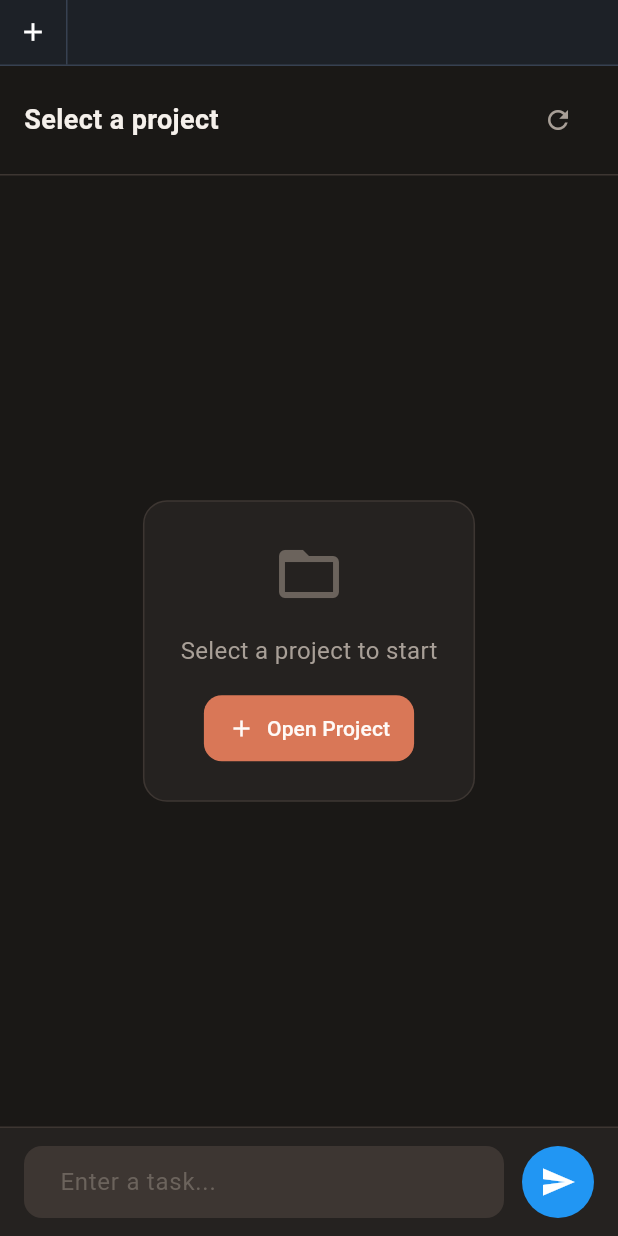
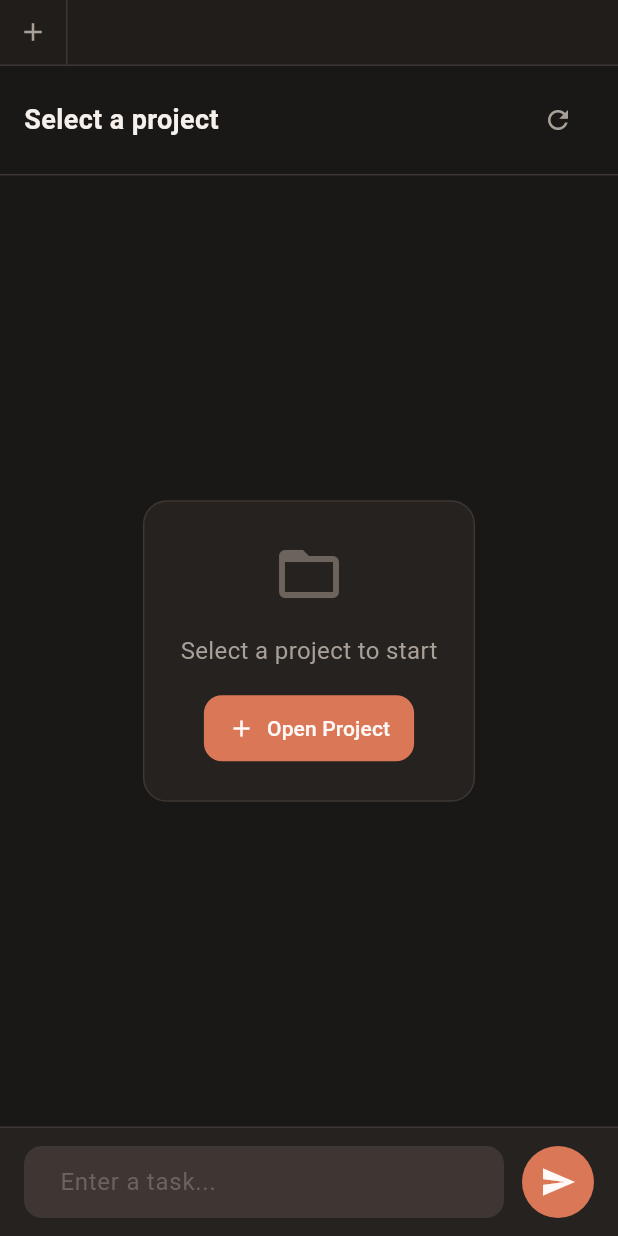
Before and after one commit to jamierpond/claude-remote, a Flutter app: the TaskScreen screen opened by its route, after a tap on the "close" icon, on a phone screen of 412 x 824 dp. Run offline on Flutter 3.47's test engine with Material 3 defaults, Android fonts, the phone set to English and light mode, and no system bars; our stand-ins replace equatable, flutter_riverpod, flutter_secure_storage, go_router, local_auth, shared_preferences; missing offline and left inert: mobile_scanner, pointycastle; accounts and stored records are empty.

Commit message:
make more pretty

```diff
--- a/flutter_client/lib/ui/screens/task_screen.dart
+++ b/flutter_client/lib/ui/screens/task_screen.dart
@@ -480,12 +480,12 @@ class _TaskScreenState extends ConsumerState<TaskScreen> {
         width: 48,
         height: 48,
         decoration: const BoxDecoration(
-          color: Colors.red,
+          color: AppColors.error,
           shape: BoxShape.circle,
         ),
         child: IconButton(
           onPressed: _cancel,
-          icon: const Icon(Icons.stop, color: Colors.white),
+          icon: const Icon(Icons.stop, color: AppColors.textOnPrimary),
         ),
       );
     }
@@ -494,12 +494,12 @@ class _TaskScreenState extends ConsumerState<TaskScreen> {
       width: 48,
       height: 48,
       decoration: const BoxDecoration(
-        color: Colors.blue,
+        color: AppColors.primary,
         shape: BoxShape.circle,
       ),
       child: IconButton(
         onPressed: _sendTask,
-        icon: const Icon(Icons.send, color: Colors.white),
+        icon: const Icon(Icons.send, color: AppColors.textOnPrimary),
       ),
     );
   }
--- a/flutter_client/lib/ui/widgets/project_picker.dart
+++ b/flutter_client/lib/ui/widgets/project_picker.dart
@@ -2,6 +2,8 @@ import 'package:flutter/material.dart';
 import 'package:flutter_riverpod/flutter_riverpod.dart';
 import '../../models/project.dart';
 import '../../providers/project_provider.dart';
+import '../theme/colors.dart';
+import '../theme/spacing.dart';
 
 class ProjectPicker extends ConsumerStatefulWidget {
   final VoidCallback? onClose;
@@ -55,7 +57,7 @@ class _ProjectPickerState extends ConsumerState<ProjectPicker> {
         maxHeight: MediaQuery.of(context).size.height * 0.8,
       ),
       decoration: const BoxDecoration(
-        color: Color(0xFF1F2937),
+        color: AppColors.surface,
         borderRadius: BorderRadius.vertical(top: Radius.circular(20)),
       ),
       child: Column(
@@ -63,18 +65,18 @@ class _ProjectPickerState extends ConsumerState<ProjectPicker> {
         children: [
           // Handle
           Container(
-            margin: const EdgeInsets.only(top: 12),
+            margin: const EdgeInsets.only(top: AppSpacing.md),
             width: 36,
             height: 4,
             decoration: BoxDecoration(
-              color: Colors.grey[600],
+              color: AppColors.textMuted,
               borderRadius: BorderRadius.circular(2),
             ),
           ),
 
           // Header
           Padding(
-            padding: const EdgeInsets.all(16),
+            padding: const EdgeInsets.all(AppSpacing.lg),
             child: Row(
               children: [
                 const Text(
@@ -82,12 +84,13 @@ class _ProjectPickerState extends ConsumerState<ProjectPicker> {
                   style: TextStyle(
                     fontSize: 18,
                     fontWeight: FontWeight.bold,
+                    color: AppColors.textPrimary,
                   ),
                 ),
                 const Spacer(),
                 IconButton(
                   onPressed: widget.onClose,
-                  icon: const Icon(Icons.close),
+                  icon: const Icon(Icons.close, color: AppColors.textSecondary),
                   padding: EdgeInsets.zero,
                   constraints: const BoxConstraints(),
                 ),
@@ -97,48 +100,50 @@ class _ProjectPickerState extends ConsumerState<ProjectPicker> {
 
           // Search
           Padding(
-            padding: const EdgeInsets.symmetric(horizontal: 16),
+            padding: const EdgeInsets.symmetric(horizontal: AppSpacing.lg),
             child: TextField(
               controller: _searchController,
               onChanged: (v) => setState(() => _searchQuery = v),
+              style: const TextStyle(color: AppColors.textPrimary),
               decoration: InputDecoration(
                 hintText: 'Search projects...',
-                prefixIcon: const Icon(Icons.search, size: 20),
+                hintStyle: const TextStyle(color: AppColors.textMuted),
+                prefixIcon: const Icon(Icons.search, size: 20, color: AppColors.textMuted),
                 filled: true,
-                fillColor: const Color(0xFF111827),
+                fillColor: AppColors.background,
                 border: OutlineInputBorder(
-                  borderRadius: BorderRadius.circular(12),
+                  borderRadius: BorderRadius.circular(AppRadius.md),
                   borderSide: BorderSide.none,
                 ),
-                contentPadding: const EdgeInsets.symmetric(horizontal: 16, vertical: 12),
+                contentPadding: const EdgeInsets.symmetric(horizontal: AppSpacing.lg, vertical: AppSpacing.md),
               ),
             ),
           ),
 
-          const SizedBox(height: 8),
+          AppSpacing.gapVerticalSm,
 
           // Project list
           Flexible(
             child: state.isLoading
                 ? const Center(
                     child: Padding(
-                      padding: EdgeInsets.all(32),
+                      padding: EdgeInsets.all(AppSpacing.xxl),
                       child: CircularProgressIndicator(),
                     ),
                   )
                 : state.error != null
                     ? Center(
                         child: Padding(
-                          padding: const EdgeInsets.all(32),
+                          padding: const EdgeInsets.all(AppSpacing.xxl),
                           child: Column(
                             mainAxisSize: MainAxisSize.min,
                             children: [
                               Text(
                                 state.error!,
-                                style: const TextStyle(color: Colors.red),
+                                style: const TextStyle(color: AppColors.error),
                                 textAlign: TextAlign.center,
                               ),
-                              const SizedBox(height: 16),
+                              AppSpacing.gapVerticalLg,
                               TextButton(
                                 onPressed: () => ref.read(projectProvider.notifier).fetchProjects(),
                                 child: const Text('Retry'),
@@ -150,18 +155,18 @@ class _ProjectPickerState extends ConsumerState<ProjectPicker> {
                     : filtered.isEmpty
                         ? Center(
                             child: Padding(
-                              padding: const EdgeInsets.all(32),
+                              padding: const EdgeInsets.all(AppSpacing.xxl),
                               child: Text(
                                 _searchQuery.isNotEmpty
                                     ? 'No matching projects'
                                     : 'No projects found',
-                                style: TextStyle(color: Colors.grey[500]),
+                                style: const TextStyle(color: AppColors.textMuted),
                               ),
                             ),
                           )
                         : ListView.builder(
                             shrinkWrap: true,
-                            padding: const EdgeInsets.symmetric(horizontal: 8, vertical: 8),
+                            padding: const EdgeInsets.symmetric(horizontal: AppSpacing.sm, vertical: AppSpacing.sm),
                             itemCount: filtered.length,
                             itemBuilder: (context, index) {
                               final project = filtered[index];
@@ -181,16 +186,16 @@ class _ProjectPickerState extends ConsumerState<ProjectPicker> {
           // Footer
           Padding(
             padding: EdgeInsets.only(
-              left: 16,
-              right: 16,
-              top: 8,
-              bottom: MediaQuery.of(context).padding.bottom + 16,
+              left: AppSpacing.lg,
+              right: AppSpacing.lg,
+              top: AppSpacing.sm,
+              bottom: MediaQuery.of(context).padding.bottom + AppSpacing.lg,
             ),
-            child: Text(
+            child: const Text(
               'Projects from ~/projects',
               style: TextStyle(
                 fontSize: 12,
-                color: Colors.grey[600],
+                color: AppColors.textMuted,
               ),
             ),
           ),
@@ -217,29 +222,29 @@ class _ProjectTile extends StatelessWidget {
       color: Colors.transparent,
       child: InkWell(
         onTap: onTap,
-        borderRadius: BorderRadius.circular(12),
+        borderRadius: BorderRadius.circular(AppRadius.md),
         child: Container(
-          padding: const EdgeInsets.symmetric(horizontal: 12, vertical: 12),
+          padding: const EdgeInsets.symmetric(horizontal: AppSpacing.md, vertical: AppSpacing.md),
           decoration: BoxDecoration(
-            color: isOpen ? Colors.blue.withOpacity(0.1) : null,
-            borderRadius: BorderRadius.circular(12),
+            color: isOpen ? AppColors.primary.withOpacity(0.1) : null,
+            borderRadius: BorderRadius.circular(AppRadius.md),
           ),
           child: Row(
             children: [
               // Folder icon
               Container(
-                padding: const EdgeInsets.all(8),
+                padding: const EdgeInsets.all(AppSpacing.sm),
                 decoration: BoxDecoration(
-                  color: isOpen ? Colors.blue.withOpacity(0.2) : Colors.grey[800],
-                  borderRadius: BorderRadius.circular(8),
+                  color: isOpen ? AppColors.primary.withOpacity(0.2) : AppColors.surfaceVariant,
+                  borderRadius: BorderRadius.circular(AppRadius.sm),
                 ),
                 child: Icon(
                   Icons.folder,
                   size: 20,
-                  color: isOpen ? Colors.blue[300] : Colors.grey[400],
+                  color: isOpen ? AppColors.primary : AppColors.textSecondary,
                 ),
               ),
-              const SizedBox(width: 12),
+              AppSpacing.gapHorizontalMd,
 
               // Project info
               Expanded(
@@ -253,33 +258,33 @@ class _ProjectTile extends StatelessWidget {
                             project.name,
                             style: TextStyle(
                               fontWeight: FontWeight.w500,
-                              color: isOpen ? Colors.blue[300] : Colors.white,
+                              color: isOpen ? AppColors.primary : AppColors.textPrimary,
                             ),
                             overflow: TextOverflow.ellipsis,
                           ),
                         ),
                         if (isOpen) ...[
-                          const SizedBox(width: 8),
+                          AppSpacing.gapHorizontalSm,
                           Container(
                             padding: const EdgeInsets.symmetric(horizontal: 6, vertical: 2),
                             decoration: BoxDecoration(
-                              color: Colors.blue,
+                              color: AppColors.primary,
                               borderRadius: BorderRadius.circular(4),
                             ),
                             child: const Text(
                               'Open',
-                              style: TextStyle(fontSize: 10, fontWeight: FontWeight.w500),
+                              style: TextStyle(fontSize: 10, fontWeight: FontWeight.w500, color: AppColors.textOnPrimary),
                             ),
                           ),
                         ],
                       ],
                     ),
-                    const SizedBox(height: 2),
+                    AppSpacing.gapVerticalXs,
                     Text(
                       project.path,
-                      style: TextStyle(
+                      style: const TextStyle(
                         fontSize: 12,
-                        color: Colors.grey[600],
+                        color: AppColors.textMuted,
                       ),
                       overflow: TextOverflow.ellipsis,
                     ),
@@ -288,9 +293,9 @@ class _ProjectTile extends StatelessWidget {
               ),
 
               // Arrow
-              Icon(
+              const Icon(
                 Icons.chevron_right,
-                color: Colors.grey[600],
+                color: AppColors.textMuted,
               ),
             ],
           ),
--- a/flutter_client/lib/ui/widgets/project_tabs.dart
+++ b/flutter_client/lib/ui/widgets/project_tabs.dart
@@ -1,5 +1,7 @@
 import 'package:flutter/material.dart';
 import '../../models/project.dart';
+import '../theme/colors.dart';
+import '../theme/spacing.dart';
 
 class ProjectTabs extends StatelessWidget {
   final List<Project> projects;
@@ -24,9 +26,9 @@ class ProjectTabs extends StatelessWidget {
     return Container(
       height: 44,
       decoration: BoxDecoration(
-        color: const Color(0xFF1F2937).withOpacity(0.5),
+        color: AppColors.surface.withOpacity(0.5),
         border: const Border(
-          bottom: BorderSide(color: Color(0xFF374151)),
+          bottom: BorderSide(color: AppColors.border),
         ),
       ),
       child: Row(
@@ -37,14 +39,14 @@ class ProjectTabs extends StatelessWidget {
             child: InkWell(
               onTap: onAddProject,
               child: Container(
-                padding: const EdgeInsets.symmetric(horizontal: 12),
+                padding: const EdgeInsets.symmetric(horizontal: AppSpacing.md),
                 decoration: const BoxDecoration(
                   border: Border(
-                    right: BorderSide(color: Color(0xFF374151)),
+                    right: BorderSide(color: AppColors.border),
                   ),
                 ),
                 child: const Center(
-                  child: Icon(Icons.add, size: 20),
+                  child: Icon(Icons.add, size: 20, color: AppColors.textSecondary),
                 ),
               ),
             ),
@@ -99,13 +101,13 @@ class _ProjectTab extends StatelessWidget {
         onTap: onTap,
         child: Container(
           constraints: const BoxConstraints(maxWidth: 160),
-          padding: const EdgeInsets.symmetric(horizontal: 12),
+          padding: const EdgeInsets.symmetric(horizontal: AppSpacing.md),
           decoration: BoxDecoration(
-            color: isActive ? const Color(0xFF111827) : null,
+            color: isActive ? AppColors.background : null,
             border: Border(
-              right: const BorderSide(color: Color(0xFF374151)),
+              right: const BorderSide(color: AppColors.border),
               bottom: isActive
-                  ? const BorderSide(color: Colors.blue, width: 2)
+                  ? const BorderSide(color: AppColors.primary, width: 2)
                   : BorderSide.none,
             ),
           ),
@@ -117,9 +119,9 @@ class _ProjectTab extends StatelessWidget {
                 Container(
                   width: 8,
                   height: 8,
-                  margin: const EdgeInsets.only(right: 8),
-                  decoration: BoxDecoration(
-                    color: Colors.blue[400],
+                  margin: const EdgeInsets.only(right: AppSpacing.sm),
+                  decoration: const BoxDecoration(
+                    color: AppColors.primary,
                     shape: BoxShape.circle,
                   ),
                 ),
@@ -131,13 +133,13 @@ class _ProjectTab extends StatelessWidget {
                   style: TextStyle(
                     fontSize: 13,
                     fontWeight: FontWeight.w500,
-                    color: isActive ? Colors.white : Colors.grey[400],
+                    color: isActive ? AppColors.textPrimary : AppColors.textSecondary,
                   ),
                   overflow: TextOverflow.ellipsis,
                 ),
               ),
 
-              const SizedBox(width: 8),
+              AppSpacing.gapHorizontalSm,
 
               // Close button
               GestureDetector(
@@ -150,7 +152,7 @@ class _ProjectTab extends StatelessWidget {
                   child: Icon(
                     Icons.close,
                     size: 14,
-                    color: isActive ? Colors.grey[400] : Colors.grey[600],
+                    color: isActive ? AppColors.textSecondary : AppColors.textMuted,
                   ),
                 ),
               ),
```
Also changed, not shown: flutter_client/lib/ui/screens/pair_screen.dart (+37 -29 lines), flutter_client/lib/ui/widgets/activity_feed.dart (+29 -44 lines), flutter_client/lib/ui/widgets/git_status_badge.dart (+45 -42 lines), flutter_client/lib/ui/widgets/output_chunks.dart (+26 -23 lines), flutter_client/lib/ui/widgets/task_header.dart (+20 -18 lines), flutter_client/lib/ui/widgets/thinking_panel.dart (+18 -16 lines).
